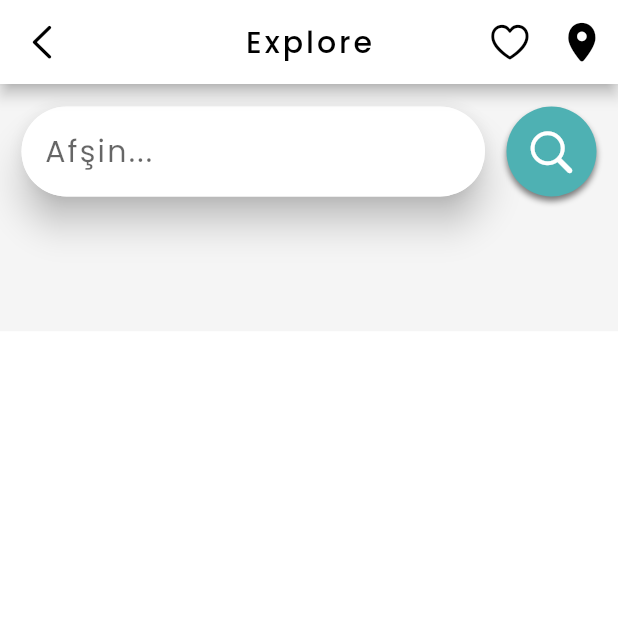
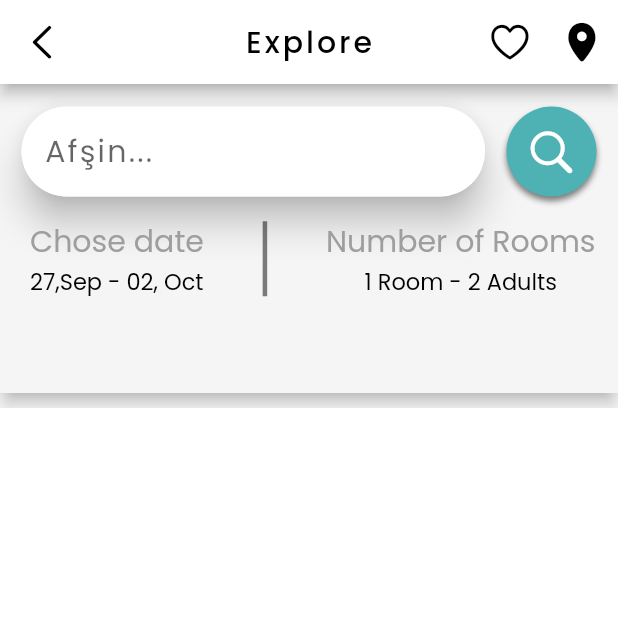
Before and after one commit to kadironer/hotel_appointment, a Flutter app: the screen it shows after launch, on a phone screen of 412 x 824 dp, the top half of it. Run offline on Flutter 3.47's test engine with Material 2 defaults, Android fonts, the phone set to English and light mode, and no system bars; our stand-ins replace google_fonts.

Commit message:
filter completed

```diff
--- a/lib/home_page.dart
+++ b/lib/home_page.dart
@@ -14,15 +14,20 @@ class HomePage extends StatefulWidget {
 class _HomePageState extends State<HomePage> {
   @override
   Widget build(BuildContext context) {
-
-    var size=MediaQuery.of(context).size;
+    var size = MediaQuery.of(context).size;
 
     return Scaffold(
       backgroundColor: AppColor.MainWhiteColor,
       appBar: mainAppBar(),
-      body: Container(
+      body: SingleChildScrollView(
+        child: Column(
+          children: [
+            Material(
+              shadowColor: AppColor.MainBlackColor,
+              elevation: 5,
+              child: Container(
                 width: size.width,
-        height: size.height * 0.2,
+                height: size.height * 0.25,
                 color: AppColor.MainBackgroundColor,
                 child: Column(
                   children: [
@@ -32,34 +37,100 @@ class _HomePageState extends State<HomePage> {
                         mainAxisAlignment: MainAxisAlignment.spaceEvenly,
                         children: [
                           mainTextField(size),
-                  mainSearchButton()
+                          mainSearchButton(),
                         ],
                       ),
-            )
+                    ),
+                    mainChoseRoom(),
+                  ],
+                ),
+              ),
+            ),
+            Padding(
+              padding: const EdgeInsets.only(top: 10.0),
+              child: Container(
+                width: size.width,
+                height: size.height,
+                color: AppColor.MainWhiteColor,
+
+              ),
+            ),
           ],
         ),
       ),
     );
   }
 
+  Padding mainChoseRoom() {
+    return Padding(
+            padding: const EdgeInsets.only(top: 15.0, right: 15.0, left: 20.0),
+            child: Row(
+              mainAxisAlignment: MainAxisAlignment.spaceBetween,
+              children: [
+                Column(
+                  crossAxisAlignment: CrossAxisAlignment.start,
+                  children: [
+                    Text(
+                      'Chose date',
+                      style: GoogleFonts.poppins(
+                        textStyle: TextStyle(
+                            color: Colors.grey, fontSize: 20),
+                      ),
+                    ),
+                    Text(
+                      '27,Sep - 02, Oct',
+                      style: GoogleFonts.poppins(
+                        textStyle: TextStyle(
+                            color: AppColor.MainBlackColor, fontSize: 15),
+                      ),
+                    ),
+                  ],
+                ),
+
+                Container(
+                  width: 3,
+                  height: 50,
+                  color: Colors.black.withOpacity(0.5),
+                ),
+                Column(
+
+                  children: [
+                    Text(
+                      'Number of Rooms',
+                      style: GoogleFonts.poppins(
+                        textStyle: TextStyle(
+                            color: Colors.grey, fontSize: 20),
+                      ),
+                    ),
+                    Text(
+                      '1 Room - 2 Adults',
+                      style: GoogleFonts.poppins(
+                        textStyle: TextStyle(
+                            color: AppColor.MainBlackColor, fontSize: 15),
+                      ),
+                    ),
+                  ],
+                ),
+              ],
+            ),
+          );
+  }
+
   GestureDetector mainSearchButton() {
     return GestureDetector(
-                  onTap:(){
-                  },
+      onTap: () {},
       child: Container(
         width: 60,
         height: 60,
         decoration: BoxDecoration(
             color: AppColor.MainColor,
             shape: BoxShape.circle,
-                      boxShadow:[
+            boxShadow: [
               BoxShadow(
                   color: AppColor.MainBlackColor.withOpacity(0.5),
                   blurRadius: 3,
-                          offset: Offset(0,3)
-                        )
-                      ]
-                    ),
+                  offset: const Offset(0, 3))
+            ]),
         child: Center(
           child: Icon(
             CupertinoIcons.search,
@@ -80,29 +151,22 @@ class _HomePageState extends State<HomePage> {
         elevation: 10,
         borderRadius: BorderRadius.circular(40),
         child: TextField(
+          cursorColor: AppColor.MainColor,
           autofocus: false,
           textAlign: TextAlign.left,
-                      style: GoogleFonts.poppins(
-                        textStyle: TextStyle(
-                          fontSize: 20.0
-                        )
-                      ),
+          style:
+              GoogleFonts.poppins(textStyle: const TextStyle(fontSize: 20.0)),
           decoration: InputDecoration(
-                        contentPadding: EdgeInsets.all(15.0),
+              contentPadding: const EdgeInsets.all(15.0),
               filled: true,
               fillColor: AppColor.MainWhiteColor,
               hintText: AppText().appHintText,
               hintStyle: GoogleFonts.poppins(
-                          textStyle: TextStyle(
-                            letterSpacing: 1.5,
-                            fontSize: 20
-                          ),
+                textStyle: const TextStyle(letterSpacing: 1.5, fontSize: 20),
               ),
               border: OutlineInputBorder(
                   borderRadius: BorderRadius.circular(40.0),
-                          borderSide: BorderSide.none
-                        )
-                      ),
+                  borderSide: BorderSide.none)),
         ),
       ),
     );
```
Lines whose indentation alone changed are shown as unchanged.
